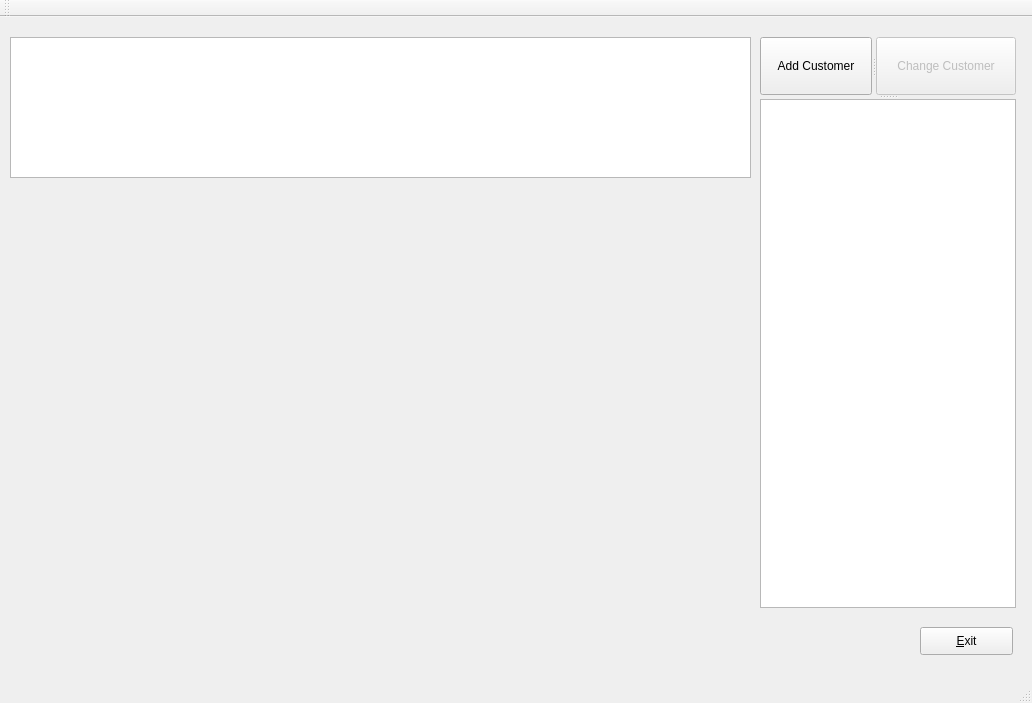
Old version of the form mainwindow.ui in the repository Disciple7/BUPT-DataStruct.
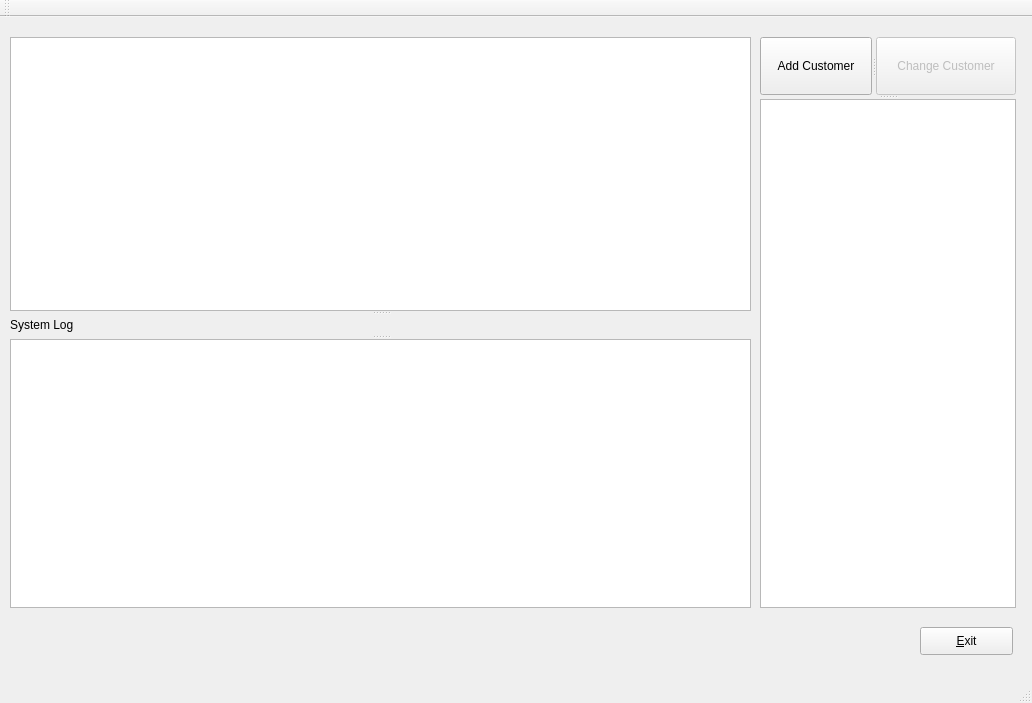
New version of the form.

Diff of the .ui file:
```diff
--- a/mainwindow.ui
+++ b/mainwindow.ui
@@ -27,16 +27,6 @@
      <string>&amp;Exit</string>
     </property>
    </widget>
-   <widget class="QListWidget" name="Shift_Table_Widget">
-    <property name="geometry">
-     <rect>
-      <x>10</x>
-      <y>20</y>
-      <width>741</width>
-      <height>141</height>
-     </rect>
-    </property>
-   </widget>
    <widget class="QSplitter" name="splitter_2">
     <property name="geometry">
      <rect>
@@ -69,15 +59,30 @@
     </widget>
     <widget class="QListWidget" name="Customer_Table_Widget"/>
    </widget>
-   <widget class="QWidget" name="widget" native="true">
+   <widget class="QSplitter" name="splitter_4">
     <property name="geometry">
      <rect>
       <x>10</x>
-      <y>170</y>
+      <y>20</y>
       <width>741</width>
-      <height>421</height>
+      <height>571</height>
      </rect>
     </property>
+    <property name="orientation">
+     <enum>Qt::Vertical</enum>
+    </property>
+    <widget class="QListWidget" name="Shift_Table_Widget"/>
+    <widget class="QSplitter" name="splitter_3">
+     <property name="orientation">
+      <enum>Qt::Vertical</enum>
+     </property>
+     <widget class="QLabel" name="label">
+      <property name="text">
+       <string>System Log</string>
+      </property>
+     </widget>
+     <widget class="QListWidget" name="Log_listWidget"/>
+    </widget>
    </widget>
   </widget>
   <widget class="QToolBar" name="mainToolBar">
```
Left out of the diff: 8 changed lines with no effect on the pictures.
